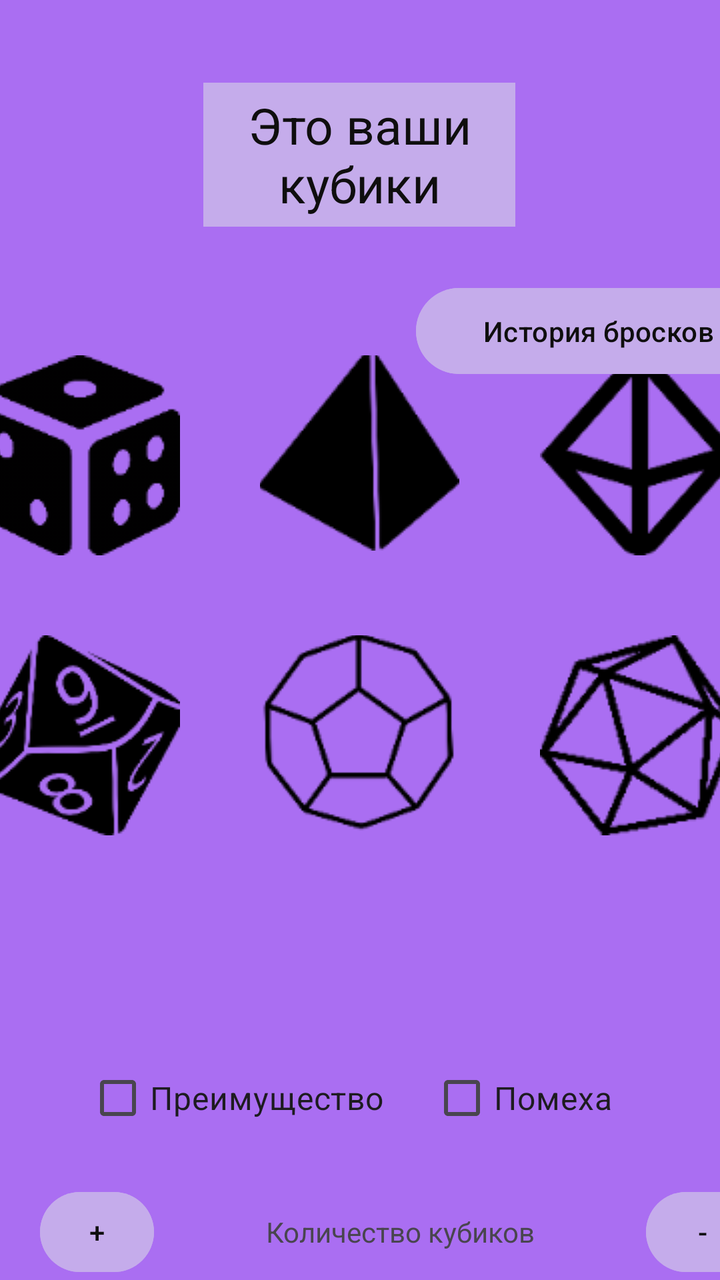
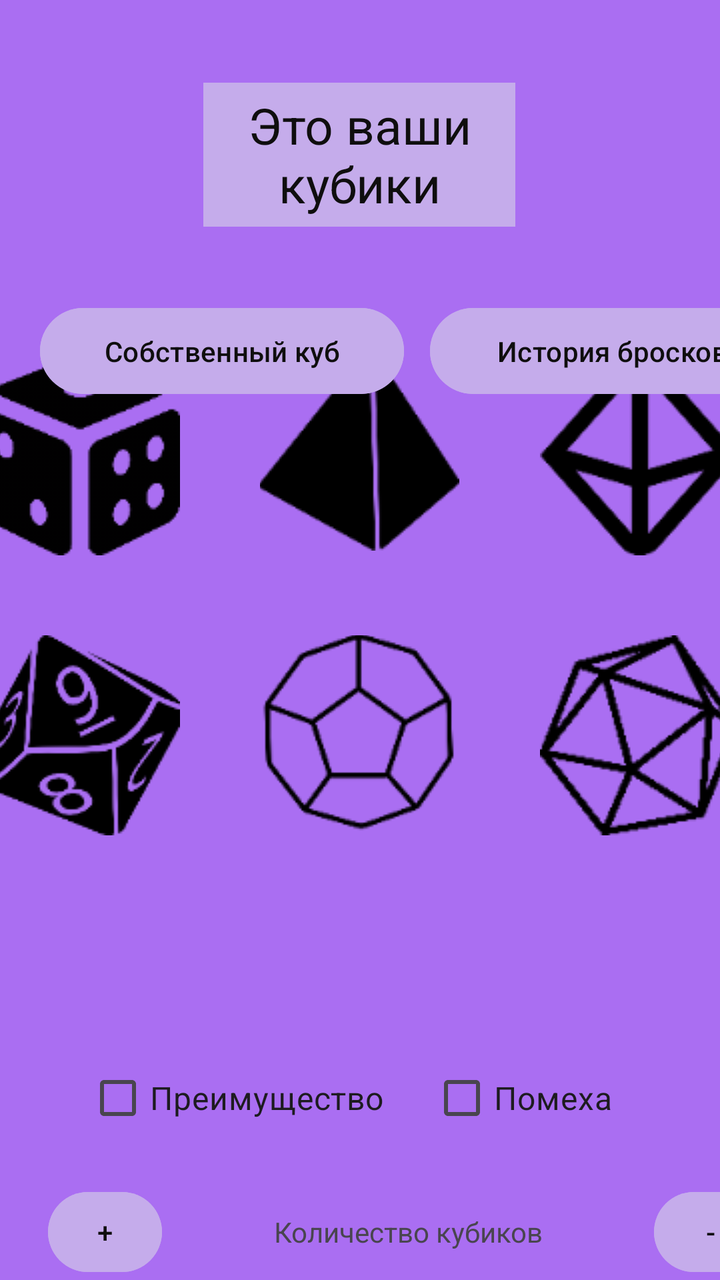

Two renders of the same Android screen: before a commit and after it. Below are the layout's source before the change and the commit's diff.
<!-- AndroidManifest.xml: application theme Theme.DicePool -->
<!-- res/layout/activity_main.xml -->
<?xml version="1.0" encoding="utf-8"?>
<androidx.constraintlayout.widget.ConstraintLayout xmlns:android="http://schemas.android.com/apk/res/android"
    xmlns:app="http://schemas.android.com/apk/res-auto"
    xmlns:tools="http://schemas.android.com/tools"
    android:id="@+id/main"
    android:layout_width="match_parent"
    android:layout_height="match_parent"
    android:background="#D8611616"
    android:backgroundTint="#9B56F0"
    tools:context=".MainActivity">

    <TextView
        android:id="@+id/textView"
        android:layout_width="156dp"
        android:layout_height="72dp"
        android:background="#C5ACEB"
        android:gravity="center"
        android:text="Это ваши кубики"
        android:textColor="#0F0E0E"
        android:textColorHighlight="#662DEB"
        android:textColorHint="#662DEB"
        android:textColorLink="#662DEB"
        android:textSize="25dp"
        app:layout_constraintBottom_toBottomOf="parent"
        app:layout_constraintEnd_toEndOf="parent"
        app:layout_constraintHorizontal_bias="0.498"
        app:layout_constraintStart_toStartOf="parent"
        app:layout_constraintTop_toTopOf="parent"
        app:layout_constraintVertical_bias="0.073" />

    <LinearLayout
        android:layout_width="match_parent"
        android:layout_height="wrap_content"
        android:layout_marginTop="20dp"
        android:layout_marginBottom="4dp"
        android:gravity="center"
        android:orientation="vertical"
        app:layout_constraintBottom_toBottomOf="parent"
        app:layout_constraintEnd_toEndOf="parent"
        app:layout_constraintTop_toTopOf="parent"
        app:layout_constraintVertical_bias="0.41">


        <LinearLayout
            android:id="@+id/linearLayout2"
            android:layout_width="398dp"
            android:layout_height="wrap_content"
            android:gravity="center"
            android:orientation="horizontal">

            <ImageButton
                android:id="@+id/D6"
                android:layout_width="100dp"
                android:layout_height="100dp"
                android:layout_margin="20dp"
                android:backgroundTint="#00FFFFFF"
                android:contentDescription="@string/d6"
                android:src="@drawable/d6"
                android:text="@string/d6"
                android:textAlignment="viewStart"
                android:textDirection="locale" />

            <ImageButton
                android:id="@+id/D4"
                style="@android:style/Widget.ImageButton"
                android:layout_width="100dp"
                android:layout_height="100dp"
                android:layout_margin="20dp"
                android:backgroundTint="#008E4747"
                android:contentDescription="@string/d4"
                android:src="@drawable/d4"
                android:textAlignment="textEnd"
                android:textDirection="anyRtl" />

            <ImageButton
                android:id="@+id/D8"
                android:layout_width="100dp"
                android:layout_height="100dp"
                android:layout_margin="20dp"
                android:backgroundTint="#00FFFFFF"
                android:contentDescription="@string/d8"
                android:src="@drawable/d8" />

        </LinearLayout>

        <LinearLayout
            android:id="@+id/linearLayout"
            android:layout_width="wrap_content"
            android:layout_height="wrap_content"
            android:gravity="center"
            android:orientation="horizontal">

            <ImageButton
                android:id="@+id/D10"
                android:layout_width="100dp"
                android:layout_height="100dp"
                android:layout_margin="20dp"
                android:backgroundTint="#00FFFFFF"
                android:contentDescription="@string/d10"
                android:src="@drawable/d10" />

            <ImageButton
                android:id="@+id/D12"
                style="@android:style/Widget.ImageButton"
                android:layout_width="100dp"
                android:layout_height="100dp"
                android:layout_margin="20dp"
                android:backgroundTint="#008E4747"
                android:contentDescription="@string/d12"
                android:src="@drawable/d12" />

            <ImageButton
                android:id="@+id/D20"
                android:layout_width="100dp"
                android:layout_height="100dp"
                android:layout_margin="20dp"
                android:backgroundTint="#00FFFFFF"
                android:contentDescription="@string/d12"
                android:src="@drawable/d20" />

        </LinearLayout>
    </LinearLayout>

    <LinearLayout
        android:id="@+id/linearCheck"
        android:layout_width="wrap_content"
        android:layout_height="wrap_content"
        android:layout_marginStart="150dp"
        android:layout_marginTop="520dp"
        android:layout_marginEnd="140dp"
        android:gravity="center"
        android:orientation="horizontal"
        app:layout_constraintEnd_toEndOf="parent"
        app:layout_constraintStart_toStartOf="parent"
        app:layout_constraintTop_toTopOf="parent"
        tools:ignore="MissingConstraints">

        <CheckBox
            android:id="@+id/Adv"
            android:layout_width="172dp"
            android:layout_height="58dp"
            android:text="Преимущество"
            android:textSize="16sp"
            tools:layout_editor_absoluteX="76dp"
            tools:layout_editor_absoluteY="520dp" />

        <CheckBox
            android:id="@+id/Disadv"
            android:layout_width="112dp"
            android:layout_height="58dp"
            android:gravity="center_vertical"
            android:text="Помеха"
            android:textSize="16sp"
            tools:layout_editor_absoluteX="76dp"
            tools:layout_editor_absoluteY="520dp" />
    </LinearLayout>
    <LinearLayout
        android:layout_width="373dp"
        android:layout_height="52dp"
        android:layout_marginStart="20dp"
        android:layout_marginTop="592dp"
        android:orientation="horizontal"
        app:layout_constraintStart_toStartOf="parent"
        app:layout_constraintTop_toTopOf="parent"
        tools:ignore="MissingConstraints">

        <Button
            android:id="@+id/Plus1"
            android:layout_width="57dp"
            android:layout_height="wrap_content"
            android:backgroundTint="#C5ACEB"
            android:text="@string/plus"
            android:textColor="#0F0E0E" />
        <TextView
            android:id="@+id/cntofdice"
            android:layout_width="246dp"
            android:layout_height="wrap_content"
            android:gravity="center"
            android:text="Количество кубиков"/>

        <Button
            android:id="@+id/Minus1"
            android:layout_width="57dp"
            android:layout_height="wrap_content"
            android:layout_gravity="top"
            android:backgroundTint="#C5ACEB"
            android:text="@string/minus"
            android:textColor="#0F0E0E" />
    </LinearLayout>

    <LinearLayout
        android:layout_width="373dp"
        android:layout_height="52dp"
        android:layout_marginStart="16dp"
        android:layout_marginTop="660dp"
        android:orientation="horizontal"
        app:layout_constraintStart_toStartOf="parent"
        app:layout_constraintTop_toTopOf="parent"
        tools:ignore="MissingConstraints">

        <Button
            android:id="@+id/Plus2"
            android:layout_width="57dp"
            android:layout_height="wrap_content"
            android:layout_marginStart="5dp"
            android:backgroundTint="#C5ACEB"
            android:text="@string/plus"
            android:textColor="#0F0E0E" />

        <TextView
            android:id="@+id/moreres"
            android:layout_width="246dp"
            android:layout_height="wrap_content"
            android:gravity="center"
            android:text="Плюс к значению"/>

        <Button
            android:id="@+id/Minus2"
            android:layout_width="57dp"
            android:layout_height="wrap_content"
            android:layout_gravity="top"
            android:backgroundTint="#C5ACEB"
            android:text="@string/minus"
            android:textColor="#0F0E0E" />
    </LinearLayout>

    <Button
        android:id="@+id/Custom"
        android:layout_width="182dp"
        android:layout_height="51dp"
        android:layout_gravity="top"
        android:layout_marginStart="10dp"
        android:layout_marginTop="25dp"
        android:layout_marginBottom="545dp"
        android:backgroundTint="#C5ACEB"
        android:text="Собственный куб"
        android:textColor="#0F0E0E"
        android:textColorLink="#C5ACEB"
        app:iconTint="#C5ACEB"
        app:layout_constraintBottom_toBottomOf="parent"
        app:layout_constraintStart_toStartOf="parent"
        app:layout_constraintTop_toBottomOf="@+id/textView"
        tools:ignore="MissingConstraints" />

    <Button
        android:id="@+id/button"
        android:layout_width="182dp"
        android:layout_height="51dp"
        android:layout_gravity="top"
        android:layout_marginStart="208dp"
        android:layout_marginTop="140dp"
        android:backgroundTint="#C5ACEB"
        android:onClick="openSecondActivity"
        android:text="История бросков"
        android:textColor="#0F0E0E"
        app:layout_constraintStart_toStartOf="parent"
        app:layout_constraintTop_toTopOf="parent"
        tools:ignore="MissingConstraints" />


</androidx.constraintlayout.widget.ConstraintLayout>
<!-- resources referenced by this layout -->
<resources>
  <!-- drawable d10: png bitmap (drawable, 5410 bytes) -->
  <!-- drawable d12: png bitmap (drawable, 4969 bytes) -->
  <!-- drawable d20: png bitmap (drawable, 5662 bytes) -->
  <!-- drawable d4: png bitmap (drawable, 2991 bytes) -->
  <!-- drawable d6: png bitmap (drawable, 3173 bytes) -->
  <!-- drawable d8: png bitmap (drawable, 3604 bytes) -->
  <string name="d10">D10</string>
  <string name="d12">D12</string>
  <string name="d4">D4</string>
  <string name="d6">D6</string>
  <string name="d8">D8</string>
  <string name="minus">-</string>
  <string name="plus">+</string>
  <style name="Theme.DicePool" parent="Base.Theme.DicePool" />
  <style name="Base.Theme.DicePool" parent="Theme.Material3.DayNight.NoActionBar">
          
          
      </style>
</resources>

<!-- the commit's change to res/layout/activity_main.xml (unified diff, before → after) -->
@@ -154,10 +154,11 @@
             tools:layout_editor_absoluteX="76dp"
             tools:layout_editor_absoluteY="520dp" />
     </LinearLayout>
+
     <LinearLayout
         android:layout_width="373dp"
         android:layout_height="52dp"
-        android:layout_marginStart="20dp"
+        android:layout_marginStart="24dp"
         android:layout_marginTop="592dp"
         android:orientation="horizontal"
         app:layout_constraintStart_toStartOf="parent"
@@ -171,12 +172,13 @@
             android:backgroundTint="#C5ACEB"
             android:text="@string/plus"
             android:textColor="#0F0E0E" />
+
         <TextView
             android:id="@+id/cntofdice"
             android:layout_width="246dp"
             android:layout_height="wrap_content"
             android:gravity="center"
-            android:text="Количество кубиков"/>
+            android:text="Количество кубиков" />
 
         <Button
             android:id="@+id/Minus1"
@@ -191,7 +193,7 @@
     <LinearLayout
         android:layout_width="373dp"
         android:layout_height="52dp"
-        android:layout_marginStart="16dp"
+        android:layout_marginStart="22dp"
         android:layout_marginTop="660dp"
         android:orientation="horizontal"
         app:layout_constraintStart_toStartOf="parent"
@@ -212,7 +214,7 @@
             android:layout_width="246dp"
             android:layout_height="wrap_content"
             android:gravity="center"
-            android:text="Плюс к значению"/>
+            android:text="Плюс к значению" />
 
         <Button
             android:id="@+id/Minus2"
@@ -229,17 +231,15 @@
         android:layout_width="182dp"
         android:layout_height="51dp"
         android:layout_gravity="top"
-        android:layout_marginStart="10dp"
-        android:layout_marginTop="25dp"
-        android:layout_marginBottom="545dp"
+        android:layout_marginStart="20dp"
+        android:layout_marginTop="150dp"
         android:backgroundTint="#C5ACEB"
         android:text="Собственный куб"
         android:textColor="#0F0E0E"
         android:textColorLink="#C5ACEB"
         app:iconTint="#C5ACEB"
-        app:layout_constraintBottom_toBottomOf="parent"
-        app:layout_constraintStart_toStartOf="parent"
-        app:layout_constraintTop_toBottomOf="@+id/textView"
+        app:layout_constraintStart_toStartOf="parent"
+        app:layout_constraintTop_toTopOf="parent"
         tools:ignore="MissingConstraints" />
 
     <Button
@@ -247,8 +247,8 @@
         android:layout_width="182dp"
         android:layout_height="51dp"
         android:layout_gravity="top"
-        android:layout_marginStart="208dp"
-        android:layout_marginTop="140dp"
+        android:layout_marginStart="215dp"
+        android:layout_marginTop="150dp"
         android:backgroundTint="#C5ACEB"
         android:onClick="openSecondActivity"
         android:text="История бросков"
